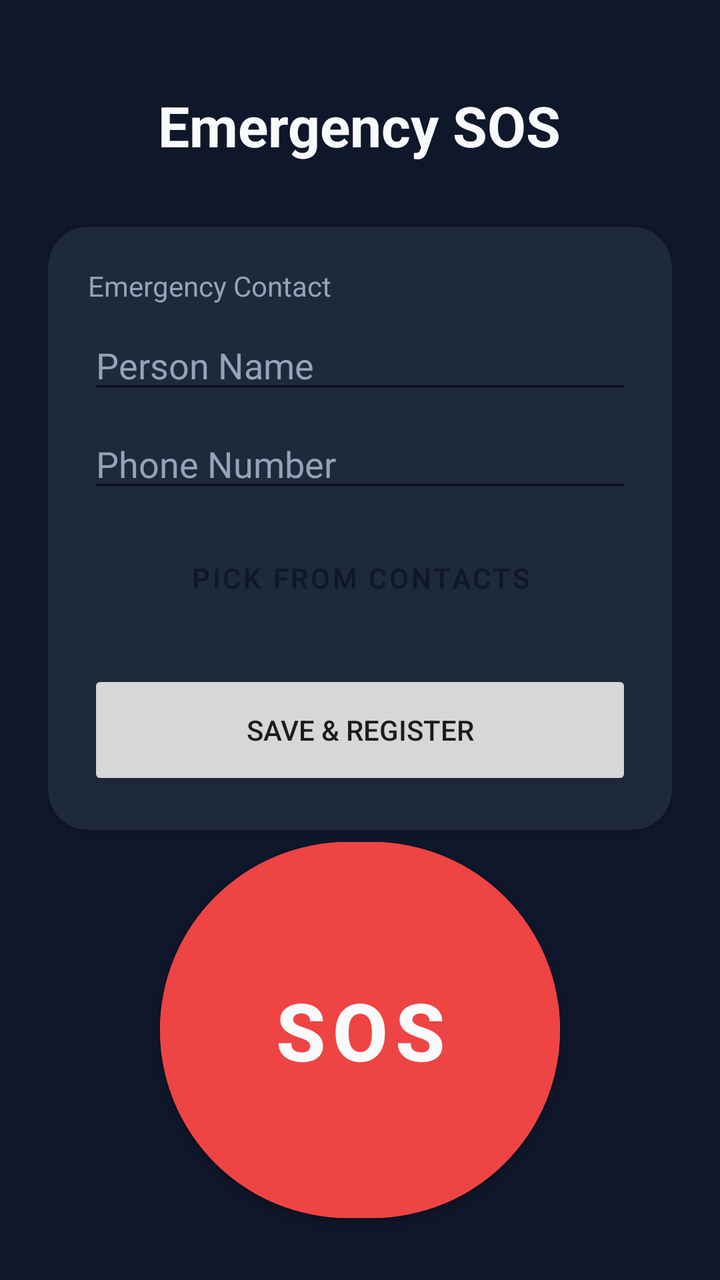
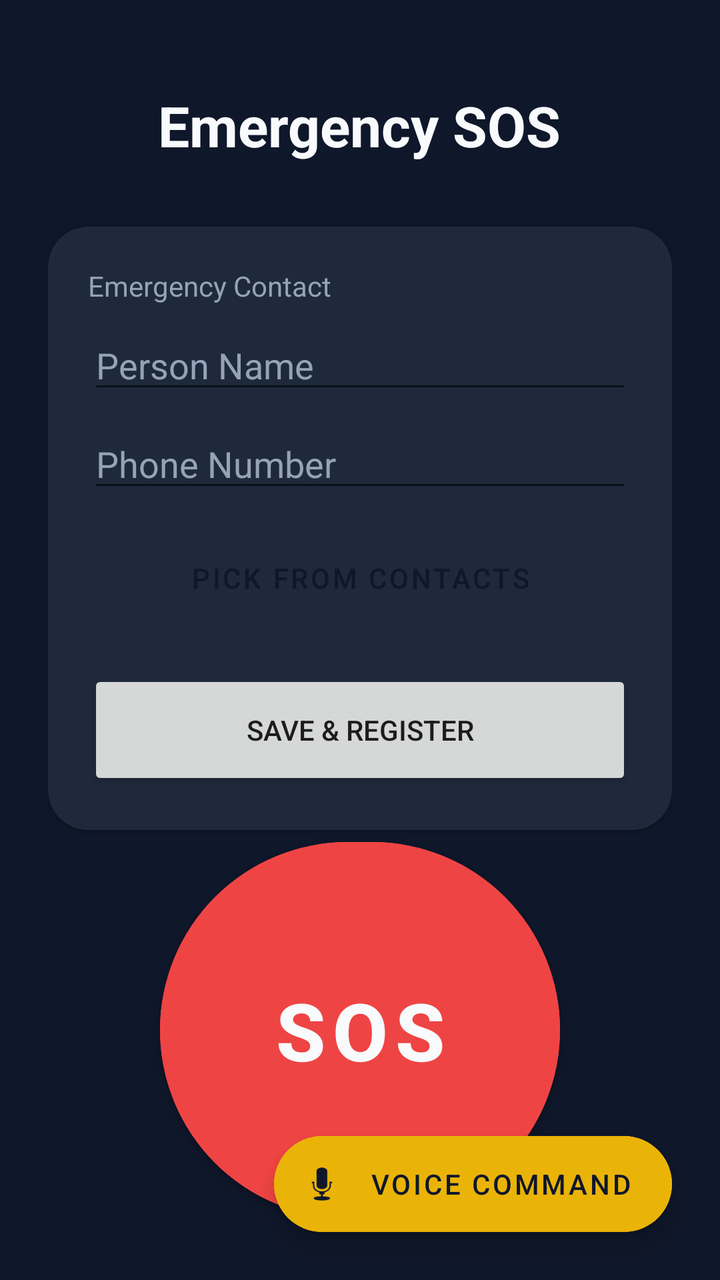

Two renders of the same Android screen: before a commit and after it. Below are the layout's source before the change and the commit's diff.
<!-- AndroidManifest.xml: application theme Theme.SmartCaneApp -->
<!-- res/layout/activity_emergency.xml -->
<?xml version="1.0" encoding="utf-8"?>
<LinearLayout xmlns:android="http://schemas.android.com/apk/res/android"
    xmlns:app="http://schemas.android.com/apk/res-auto"
    android:layout_width="match_parent"
    android:layout_height="match_parent"
    android:background="@color/primary"
    android:gravity="center_horizontal"
    android:orientation="vertical"
    android:padding="24dp">

    <TextView
        android:layout_width="wrap_content"
        android:layout_height="wrap_content"
        android:layout_marginTop="20dp"
        android:text="@string/emergency_sos"
        android:textColor="@color/white"
        android:textSize="28sp"
        android:textStyle="bold" />

    <com.google.android.material.card.MaterialCardView
        android:layout_width="match_parent"
        android:layout_height="wrap_content"
        android:layout_marginTop="32dp"
        app:cardBackgroundColor="@color/surface"
        app:cardCornerRadius="20dp">

        <LinearLayout
            android:layout_width="match_parent"
            android:layout_height="wrap_content"
            android:orientation="vertical"
            android:padding="20dp">

            <TextView
                android:layout_width="wrap_content"
                android:layout_height="wrap_content"
                android:text="@string/emergency_contact"
                android:textColor="@color/text_secondary"
                android:textSize="14sp" />

            <EditText
                android:id="@+id/etContactName"
                android:layout_width="match_parent"
                android:layout_height="wrap_content"
                android:layout_marginTop="8dp"
                android:hint="@string/person_name"
                android:textColor="@color/white"
                android:textColorHint="@color/text_secondary" />

            <EditText
                android:id="@+id/etContactNumber"
                android:layout_width="match_parent"
                android:layout_height="wrap_content"
                android:layout_marginTop="8dp"
                android:hint="@string/phone_number"
                android:inputType="phone"
                android:textColor="@color/white"
                android:textColorHint="@color/text_secondary" />

            <Button
                android:id="@+id/btnPickContact"
                style="@style/Widget.MaterialComponents.Button.OutlinedButton"
                android:layout_width="match_parent"
                android:layout_height="60dp"
                android:layout_marginTop="8dp"
                android:text="@string/pick_from_contacts"
                app:cornerRadius="12dp" />

            <Button
                android:id="@+id/btnSaveContact"
                android:layout_width="match_parent"
                android:layout_height="60dp"
                android:layout_marginTop="16dp"
                android:text="@string/save_register"
                app:cornerRadius="12dp" />
        </LinearLayout>
    </com.google.android.material.card.MaterialCardView>

    <View
        android:layout_width="match_parent"
        android:layout_height="0dp"
        android:layout_weight="1" />

    <com.google.android.material.button.MaterialButton
        android:id="@+id/btnSendSos"
        android:layout_width="200dp"
        android:layout_height="200dp"
        android:layout_marginBottom="40dp"
        android:backgroundTint="@color/error"
        android:text="@string/sos"
        android:textColor="@color/white"
        android:textSize="40sp"
        android:textStyle="bold"
        app:cornerRadius="100dp"
        app:elevation="8dp" />

    <TextView
        android:layout_width="wrap_content"
        android:layout_height="wrap_content"
        android:layout_marginBottom="20dp"
        android:text="@string/sos_info"
        android:textColor="@color/text_secondary"
        android:textSize="12sp" />

</LinearLayout>
<!-- resources referenced by this layout -->
<resources>
  <color name="error">#EF4444</color>
  <color name="primary">#0F172A</color>
  <color name="surface">#1E293B</color>
  <color name="text_secondary">#94A3B8</color>
  <color name="white">#F8FAFC</color>
  <string name="emergency_contact">Emergency Contact</string>
  <string name="emergency_sos">Emergency SOS</string>
  <string name="person_name">Person Name</string>
  <string name="phone_number">Phone Number</string>
  <string name="pick_from_contacts">Pick from Contacts</string>
  <string name="save_register">Save &amp; Register</string>
  <string name="sos">SOS</string>
  <string name="sos_info">Tapping SOS sends location to your contact</string>
  <style name="Theme.SmartCaneApp" parent="Theme.MaterialComponents.DayNight.NoActionBar">
          
          <item name="colorPrimary">@color/primary</item>
          <item name="colorPrimaryVariant">@color/primary_variant</item>
          <item name="colorOnPrimary">@color/white</item>
          
          <item name="colorSecondary">@color/accent</item>
          <item name="colorSecondaryVariant">@color/accent</item>
          <item name="colorOnSecondary">@color/black</item>
          
          <item name="android:statusBarColor">@color/primary</item>
          
          <item name="android:windowBackground">@color/primary</item>
      </style>
  <color name="primary_variant">#1E293B</color>
  <color name="accent">#EAB308</color>
  <color name="black">#000000</color>
</resources>

<!-- the commit's change to res/layout/activity_emergency.xml (unified diff, before → after) -->
@@ -1,104 +1,123 @@
 <?xml version="1.0" encoding="utf-8"?>
-<LinearLayout xmlns:android="http://schemas.android.com/apk/res/android"
+<RelativeLayout xmlns:android="http://schemas.android.com/apk/res/android"
     xmlns:app="http://schemas.android.com/apk/res-auto"
     android:layout_width="match_parent"
     android:layout_height="match_parent"
-    android:background="@color/primary"
-    android:gravity="center_horizontal"
-    android:orientation="vertical"
-    android:padding="24dp">
+    android:background="@color/primary">
 
-    <TextView
+    <LinearLayout
+        android:layout_width="match_parent"
+        android:layout_height="match_parent"
+        android:gravity="center_horizontal"
+        android:orientation="vertical"
+        android:padding="24dp">
+
+        <TextView
+            android:layout_width="wrap_content"
+            android:layout_height="wrap_content"
+            android:layout_marginTop="20dp"
+            android:text="@string/emergency_sos"
+            android:textColor="@color/white"
+            android:textSize="28sp"
+            android:textStyle="bold" />
+
+        <com.google.android.material.card.MaterialCardView
+            android:layout_width="match_parent"
+            android:layout_height="wrap_content"
+            android:layout_marginTop="32dp"
+            app:cardBackgroundColor="@color/surface"
+            app:cardCornerRadius="20dp">
+
+            <LinearLayout
+                android:layout_width="match_parent"
+                android:layout_height="wrap_content"
+                android:orientation="vertical"
+                android:padding="20dp">
+
+                <TextView
+                    android:layout_width="wrap_content"
+                    android:layout_height="wrap_content"
+                    android:text="@string/emergency_contact"
+                    android:textColor="@color/text_secondary"
+                    android:textSize="14sp" />
+
+                <EditText
+                    android:id="@+id/etContactName"
+                    android:layout_width="match_parent"
+                    android:layout_height="wrap_content"
+                    android:layout_marginTop="8dp"
+                    android:hint="@string/person_name"
+                    android:textColor="@color/white"
+                    android:textColorHint="@color/text_secondary" />
+
+                <EditText
+                    android:id="@+id/etContactNumber"
+                    android:layout_width="match_parent"
+                    android:layout_height="wrap_content"
+                    android:layout_marginTop="8dp"
+                    android:hint="@string/phone_number"
+                    android:inputType="phone"
+                    android:textColor="@color/white"
+                    android:textColorHint="@color/text_secondary" />
+
+                <Button
+                    android:id="@+id/btnPickContact"
+                    style="@style/Widget.MaterialComponents.Button.OutlinedButton"
+                    android:layout_width="match_parent"
+                    android:layout_height="60dp"
+                    android:layout_marginTop="8dp"
+                    android:text="@string/pick_from_contacts"
+                    app:cornerRadius="12dp" />
+
+                <Button
+                    android:id="@+id/btnSaveContact"
+                    android:layout_width="match_parent"
+                    android:layout_height="60dp"
+                    android:layout_marginTop="16dp"
+                    android:text="@string/save_register"
+                    app:cornerRadius="12dp" />
+            </LinearLayout>
+        </com.google.android.material.card.MaterialCardView>
+
+        <View
+            android:layout_width="match_parent"
+            android:layout_height="0dp"
+            android:layout_weight="1" />
+
+        <com.google.android.material.button.MaterialButton
+            android:id="@+id/btnSendSos"
+            android:layout_width="200dp"
+            android:layout_height="200dp"
+            android:layout_marginBottom="40dp"
+            android:backgroundTint="@color/error"
+            android:text="@string/sos"
+            android:textColor="@color/white"
+            android:textSize="40sp"
+            android:textStyle="bold"
+            app:cornerRadius="100dp"
+            app:elevation="8dp" />
+
+        <TextView
+            android:layout_width="wrap_content"
+            android:layout_height="wrap_content"
+            android:layout_marginBottom="20dp"
+            android:text="@string/sos_info"
+            android:textColor="@color/text_secondary"
+            android:textSize="12sp" />
+
+    </LinearLayout>
+
+    <com.google.android.material.floatingactionbutton.ExtendedFloatingActionButton
+        android:id="@+id/btnVoiceCommand"
         android:layout_width="wrap_content"
         android:layout_height="wrap_content"
-        android:layout_marginTop="20dp"
-        android:text="@string/emergency_sos"
-        android:textColor="@color/white"
-        android:textSize="28sp"
-        android:textStyle="bold" />
+        android:layout_alignParentBottom="true"
+        android:layout_alignParentRight="true"
+        android:layout_margin="24dp"
+        android:text="Voice Command"
+        android:textColor="@color/primary"
+        android:backgroundTint="@color/accent"
+        app:icon="@android:drawable/ic_btn_speak_now"
+        app:iconTint="@color/primary" />
 
-    <com.google.android.material.card.MaterialCardView
-        android:layout_width="match_parent"
-        android:layout_height="wrap_content"
-        android:layout_marginTop="32dp"
-        app:cardBackgroundColor="@color/surface"
-        app:cardCornerRadius="20dp">
-
-        <LinearLayout
-            android:layout_width="match_parent"
-            android:layout_height="wrap_content"
-            android:orientation="vertical"
-            android:padding="20dp">
-
-            <TextView
-                android:layout_width="wrap_content"
-                android:layout_height="wrap_content"
-                android:text="@string/emergency_contact"
-                android:textColor="@color/text_secondary"
-                android:textSize="14sp" />
-
-            <EditText
-                android:id="@+id/etContactName"
-                android:layout_width="match_parent"
-                android:layout_height="wrap_content"
-                android:layout_marginTop="8dp"
-                android:hint="@string/person_name"
-                android:textColor="@color/white"
-                android:textColorHint="@color/text_secondary" />
-
-            <EditText
-                android:id="@+id/etContactNumber"
-                android:layout_width="match_parent"
-                android:layout_height="wrap_content"
-                android:layout_marginTop="8dp"
-                android:hint="@string/phone_number"
-                android:inputType="phone"
-                android:textColor="@color/white"
-                android:textColorHint="@color/text_secondary" />
-
-            <Button
-                android:id="@+id/btnPickContact"
-                style="@style/Widget.MaterialComponents.Button.OutlinedButton"
-                android:layout_width="match_parent"
-                android:layout_height="60dp"
-                android:layout_marginTop="8dp"
-                android:text="@string/pick_from_contacts"
-                app:cornerRadius="12dp" />
-
-            <Button
-                android:id="@+id/btnSaveContact"
-                android:layout_width="match_parent"
-                android:layout_height="60dp"
-                android:layout_marginTop="16dp"
-                android:text="@string/save_register"
-                app:cornerRadius="12dp" />
-        </LinearLayout>
-    </com.google.android.material.card.MaterialCardView>
-
-    <View
-        android:layout_width="match_parent"
-        android:layout_height="0dp"
-        android:layout_weight="1" />
-
-    <com.google.android.material.button.MaterialButton
-        android:id="@+id/btnSendSos"
-        android:layout_width="200dp"
-        android:layout_height="200dp"
-        android:layout_marginBottom="40dp"
-        android:backgroundTint="@color/error"
-        android:text="@string/sos"
-        android:textColor="@color/white"
-        android:textSize="40sp"
-        android:textStyle="bold"
-        app:cornerRadius="100dp"
-        app:elevation="8dp" />
-
-    <TextView
-        android:layout_width="wrap_content"
-        android:layout_height="wrap_content"
-        android:layout_marginBottom="20dp"
-        android:text="@string/sos_info"
-        android:textColor="@color/text_secondary"
-        android:textSize="12sp" />
-
-</LinearLayout>
+</RelativeLayout>
<!-- resource entries referenced after the edit -->
@@ -1,5 +1,6 @@
 <!-- resources referenced by this layout -->
 <resources>
+  <color name="accent">#EAB308</color>
   <color name="error">#EF4444</color>
   <color name="primary">#0F172A</color>
   <color name="surface">#1E293B</color>
@@ -28,7 +29,6 @@
           <item name="android:windowBackground">@color/primary</item>
       </style>
   <color name="primary_variant">#1E293B</color>
-  <color name="accent">#EAB308</color>
   <color name="black">#000000</color>
 </resources>
 
